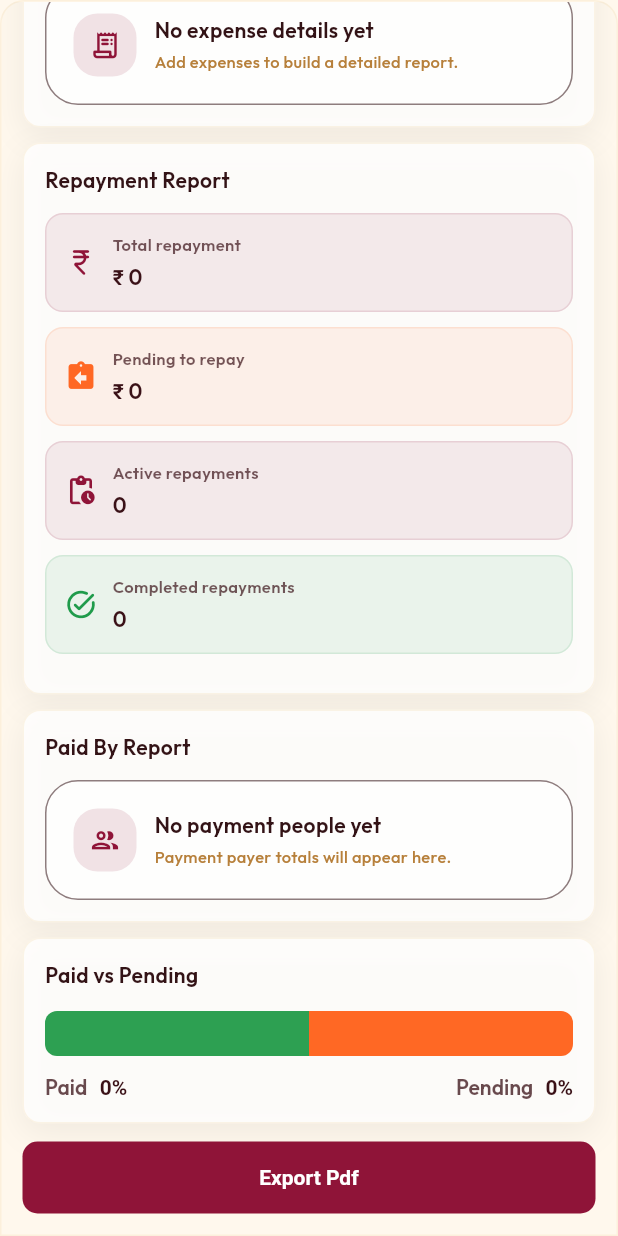
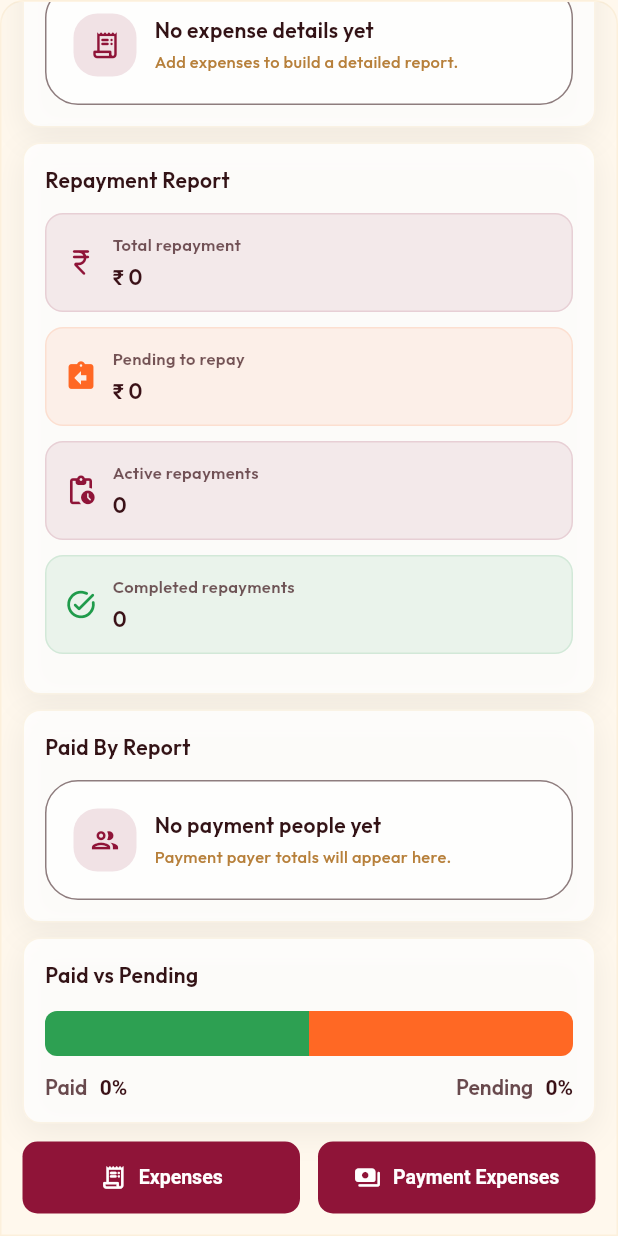
Before and after one commit to jassimpv/kalayana_tracker, a Flutter app: the ReportsPanel widget shown alone on an empty page, opened directly, scrolled down 944 dp, on a phone screen of 412 x 824 dp. Run offline on Flutter 3.47's test engine with Material 3 defaults, Android fonts, the phone set to English and light mode, and no system bars; our stand-ins replace cloud_firestore, device_info_plus, firebase_auth, firebase_core, get, google_sign_in and 4 more; missing offline and left inert: in_app_update; accounts and stored records are empty.

Commit message:
feat: add separate PDF export for payment expenses report
Add a new "Payment Expenses" PDF export button alongside the existing
expense export, with a dedicated report builder showing paid, pending,
and repayment totals plus payment history. Extract shared PDF helpers
(_pdfLabelStyle, _pdfSummaryBox, _pdfReportHeader) for reuse between
the two report builders.

```diff
--- a/lib/app/modules/dashboard/views/profile/dashboard_profile.dart
+++ b/lib/app/modules/dashboard/views/profile/dashboard_profile.dart
@@ -430,9 +430,8 @@ class ReportsPanel extends GetView<DashboardController> {
               Row(
                 children: [
                   Expanded(
-                    child: FilledButton(
-                      onPressed: () =>
-                          _printExpensePdf(context, data.expenses),
+                    child: FilledButton.icon(
+                      onPressed: () => _printExpensePdf(context, data.expenses),
                       style: FilledButton.styleFrom(
                         backgroundColor: ThemeColors.primary,
                         foregroundColor: Colors.white,
@@ -441,11 +440,35 @@ class ReportsPanel extends GetView<DashboardController> {
                           borderRadius: BorderRadius.circular(10),
                         ),
                       ),
-                      child: const Text(
-                        'Export Pdf',
+                      icon: const Icon(Icons.receipt_long_rounded, size: 18),
+                      label: const Text(
+                        'Expenses',
                         style: TextStyle(
                           fontWeight: FontWeight.w600,
-                          fontSize: 14,
+                          fontSize: 13,
+                        ),
+                      ),
+                    ),
+                  ),
+                  const SizedBox(width: 12),
+                  Expanded(
+                    child: FilledButton.icon(
+                      onPressed: () =>
+                          _printExpensePaymentsPdf(context, data.expenses),
+                      style: FilledButton.styleFrom(
+                        backgroundColor: ThemeColors.primary,
+                        foregroundColor: Colors.white,
+                        minimumSize: const Size.fromHeight(48),
+                        shape: RoundedRectangleBorder(
+                          borderRadius: BorderRadius.circular(10),
+                        ),
+                      ),
+                      icon: const Icon(Icons.payments_rounded, size: 18),
+                      label: const Text(
+                        'Payment Expenses',
+                        style: TextStyle(
+                          fontWeight: FontWeight.w600,
+                          fontSize: 13,
                         ),
                       ),
                     ),
```
Also changed, not shown: lib/app/modules/dashboard/views/expenses/dashboard_expenses.dart (+135 -65 lines).
